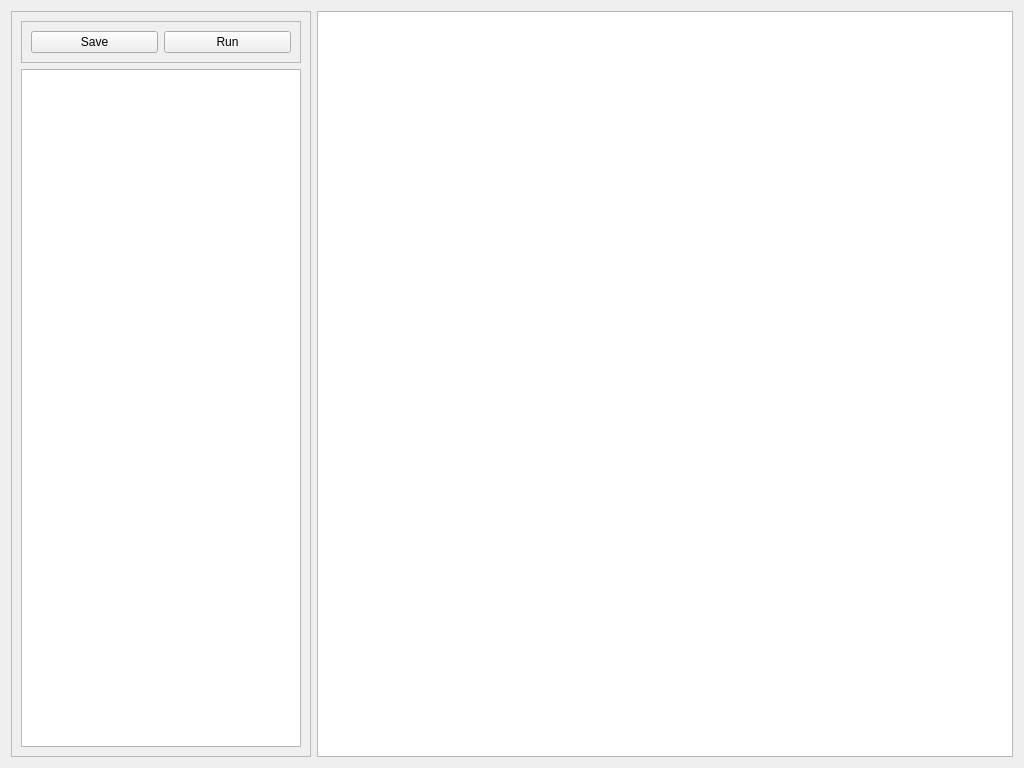
This is src/gui/scriptWindow.ui in Nmstr/taskZen as Qt 5 draws it before an edit. The edited form follows.
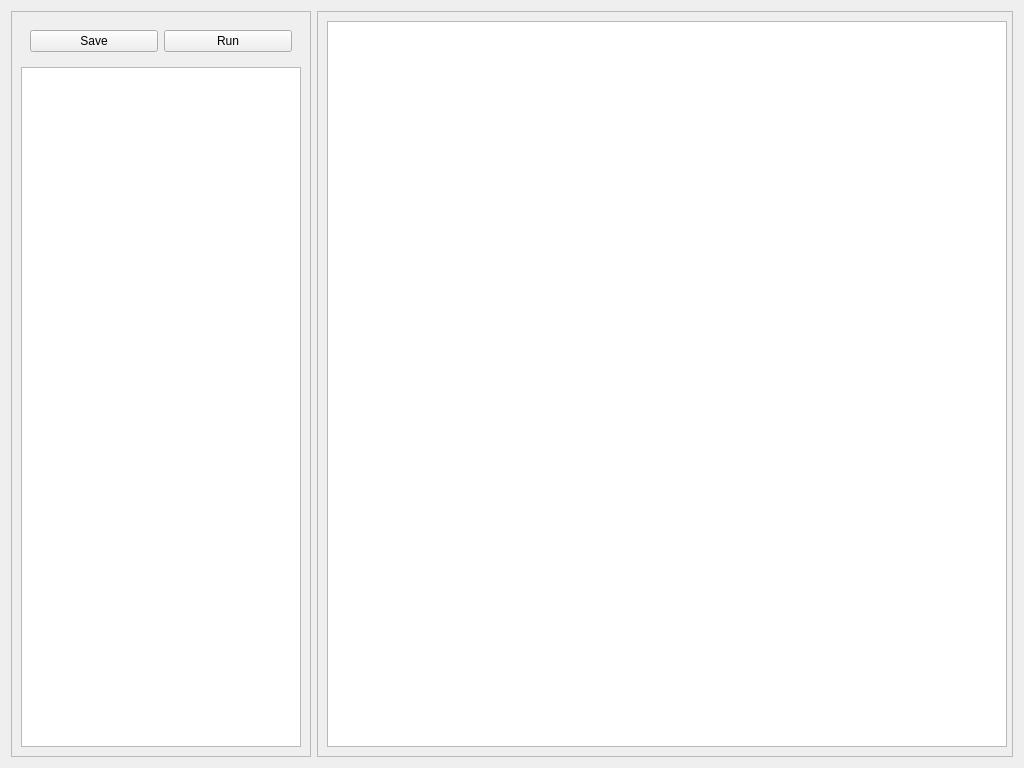
This is the edited form.

Commit message: rounded plain text edit

Patch:
```diff
--- a/src/gui/scriptWindow.ui
+++ b/src/gui/scriptWindow.ui
@@ -56,7 +56,7 @@
          </size>
         </property>
         <property name="frameShape">
-         <enum>QFrame::Shape::StyledPanel</enum>
+         <enum>QFrame::Shape::NoFrame</enum>
         </property>
         <property name="frameShadow">
          <enum>QFrame::Shadow::Raised</enum>
@@ -89,7 +89,22 @@
     </widget>
    </item>
    <item>
-    <widget class="QPlainTextEdit" name="scriptInput"/>
+    <widget class="QFrame" name="scriptInputFrame">
+     <property name="frameShape">
+      <enum>QFrame::Shape::StyledPanel</enum>
+     </property>
+     <property name="frameShadow">
+      <enum>QFrame::Shadow::Raised</enum>
+     </property>
+     <layout class="QHBoxLayout" name="horizontalLayout_3">
+      <property name="rightMargin">
+       <number>5</number>
+      </property>
+      <item>
+       <widget class="QPlainTextEdit" name="scriptInput"/>
+      </item>
+     </layout>
+    </widget>
    </item>
   </layout>
  </widget>
```
The commit also changes 2 other files.
